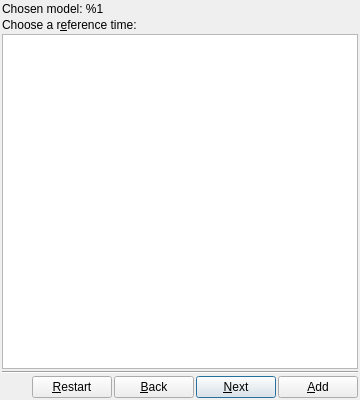
Old version of the form src/vcross_qt/vcross_plot_add_dialog.ui in the repository metno/diana.
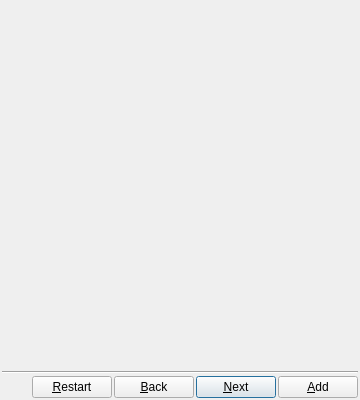
New version of the form. The open tabs and pages were chosen to show the change. Custom widgets are drawn as their Qt base class.

Commit message: vcross: moved reference time page to separate class

Diff of the .ui file:
```diff
--- a/src/vcross_qt/vcross_plot_add_dialog.ui
+++ b/src/vcross_qt/vcross_plot_add_dialog.ui
@@ -62,41 +62,14 @@
        </item>
       </layout>
      </widget>
-     <widget class="QWidget" name="reftimePage">
-      <layout class="QVBoxLayout" name="verticalLayout_2" stretch="0,0,1">
+     <widget class="VcrossReftimePage" name="reftimePage">
+      <layout class="QVBoxLayout" name="verticalLayout_2" stretch="">
        <property name="spacing">
         <number>2</number>
        </property>
        <property name="margin">
         <number>0</number>
        </property>
-       <item>
-        <widget class="QLabel" name="reftimeLabelModel">
-         <property name="text">
-          <string notr="true">Chosen model: %1</string>
-         </property>
-        </widget>
-       </item>
-       <item>
-        <widget class="QLabel" name="reftimeLabel">
-         <property name="text">
-          <string>Choose a r&amp;eference time:</string>
-         </property>
-         <property name="buddy">
-          <cstring>reftimeList</cstring>
-         </property>
-        </widget>
-       </item>
-       <item>
-        <widget class="QListView" name="reftimeList">
-         <property name="editTriggers">
-          <set>QAbstractItemView::NoEditTriggers</set>
-         </property>
-         <property name="selectionBehavior">
-          <enum>QAbstractItemView::SelectRows</enum>
-         </property>
-        </widget>
-       </item>
       </layout>
      </widget>
      <widget class="QWidget" name="plotPage">
@@ -215,6 +188,14 @@
    </item>
   </layout>
  </widget>
+ <customwidgets>
+  <customwidget>
+   <class>VcrossReftimePage</class>
+   <extends>QWidget</extends>
+   <header>vcross_qt/qtVcrossReftimePage.h</header>
+   <container>1</container>
+  </customwidget>
+ </customwidgets>
  <resources/>
  <connections/>
 </ui>
```
The commit also changes 6 other files.
